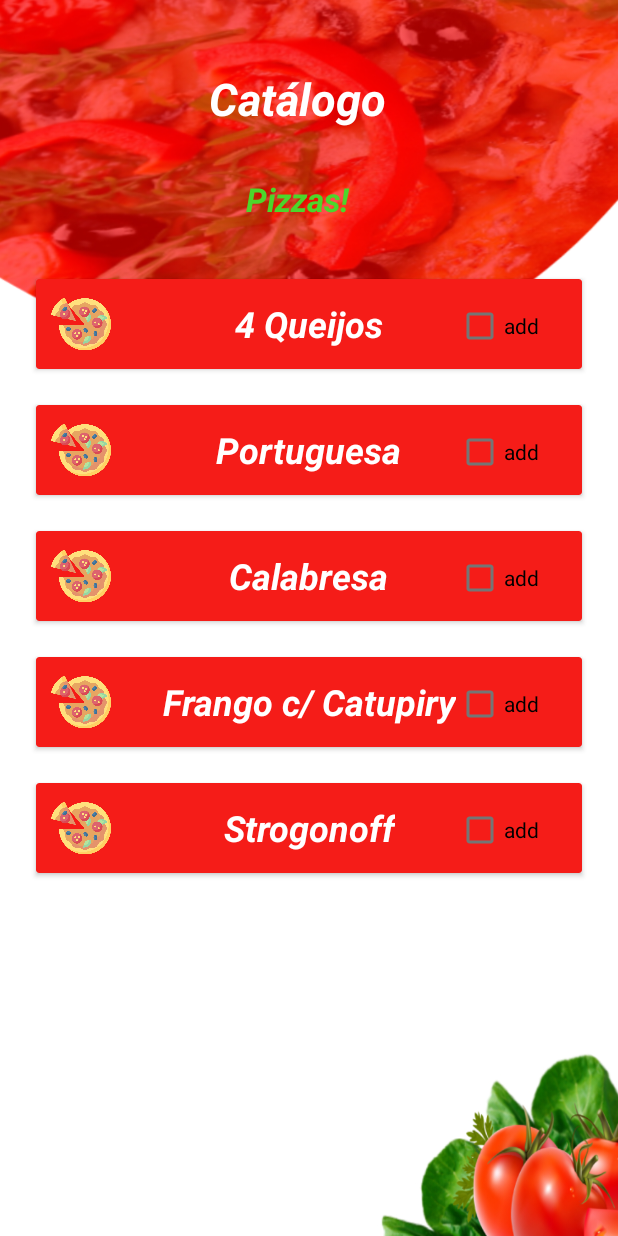
After one commit to gugapadilha/food-lovers-app, an Android app: the PizzaActivity screen opened directly, with no data from a screen before it, on a phone screen of 412 x 824 dp. The commit adds this screen. Run offline under Robolectric (Android 15) with nearby library versions, the phone set to English and light mode, and no system bars.

Commit message:
impPizzaLayout

```diff
--- a/app/src/main/AndroidManifest.xml
+++ b/app/src/main/AndroidManifest.xml
@@ -12,6 +12,9 @@
         <activity
             android:name=".CardapioActivity"
             android:exported="true" />
+        <activity android:name=".PizzaActivity"
+            android:exported="true"/>
+
         <activity
             android:name=".MainActivity"
             android:exported="true">
--- a/app/src/main/java/com/example/foodlovers/CardapioActivity.kt
+++ b/app/src/main/java/com/example/foodlovers/CardapioActivity.kt
@@ -1,11 +1,17 @@
 package com.example.foodlovers
 
+import android.content.Intent
 import androidx.appcompat.app.AppCompatActivity
 import android.os.Bundle
+import kotlinx.android.synthetic.main.activity_cardapio.*
 
 class CardapioActivity : AppCompatActivity() {
     override fun onCreate(savedInstanceState: Bundle?) {
         super.onCreate(savedInstanceState)
         setContentView(R.layout.activity_cardapio)
+
+        cv_pizza.setOnClickListener {
+            startActivity(Intent(this@CardapioActivity, PizzaActivity::class.java))
+        }
     }
 }
--- /dev/null
+++ b/app/src/main/java/com/example/foodlovers/PizzaActivity.kt
@@ -0,0 +1,11 @@
+package com.example.foodlovers
+
+import android.os.Bundle
+import androidx.appcompat.app.AppCompatActivity
+
+class PizzaActivity: AppCompatActivity() {
+    override fun onCreate(savedInstanceState: Bundle?) {
+        super.onCreate(savedInstanceState)
+        setContentView(R.layout.activity_pizza)
+    }
+}
--- /dev/null
+++ b/app/src/main/res/layout/activity_pizza.xml
@@ -0,0 +1,250 @@
+<?xml version="1.0" encoding="utf-8"?>
+<androidx.constraintlayout.widget.ConstraintLayout
+    xmlns:android="http://schemas.android.com/apk/res/android"
+    xmlns:app="http://schemas.android.com/apk/res-auto"
+    xmlns:tools="http://schemas.android.com/tools"
+    android:layout_width="match_parent"
+    android:layout_height="match_parent"
+    android:background="@drawable/loginbackground">
+
+    <TextView
+        android:id="@+id/tv_catalogo"
+        android:layout_width="match_parent"
+        android:layout_height="wrap_content"
+        android:layout_marginTop="45dp"
+        android:layout_marginEnd="16dp"
+        android:gravity="center"
+        android:text="Catálogo"
+        android:textColor="@color/white"
+        android:textSize="30sp"
+        android:textStyle="bold|normal|italic"
+        app:layout_constraintEnd_toEndOf="parent"
+        app:layout_constraintStart_toStartOf="parent"
+        app:layout_constraintTop_toTopOf="parent"
+        tools:ignore="MissingConstraints" />
+
+    <TextView
+        android:id="@+id/tv_pizzas_catalogo"
+        android:layout_width="match_parent"
+        android:layout_height="wrap_content"
+        android:layout_marginTop="32dp"
+        android:layout_marginEnd="16dp"
+        android:gravity="center"
+        android:text="Pizzas!"
+        android:textColor="@color/greenColor"
+        android:textSize="22sp"
+        android:textStyle="bold|normal|italic"
+        app:layout_constraintEnd_toEndOf="parent"
+        app:layout_constraintStart_toStartOf="parent"
+        app:layout_constraintTop_toBottomOf="@+id/tv_catalogo"
+        tools:ignore="MissingConstraints" />
+
+    <androidx.cardview.widget.CardView
+        android:id="@+id/cv_pizza_4queijos"
+        android:layout_width="0dp"
+        android:layout_height="60dp"
+        android:layout_marginStart="24dp"
+        android:layout_marginTop="100dp"
+        android:layout_marginEnd="24dp"
+        android:backgroundTint="@color/pepperColor"
+        app:layout_constraintEnd_toEndOf="parent"
+        app:layout_constraintHorizontal_bias="0.0"
+        app:layout_constraintStart_toStartOf="parent"
+        app:layout_constraintTop_toBottomOf="@+id/tv_catalogo">
+
+        <CheckBox
+            android:id="@+id/cb_pizza4_queijos"
+            android:layout_width="wrap_content"
+            android:layout_height="wrap_content"
+            android:layout_marginLeft="280dp"
+            android:layout_marginTop="7dp"
+            android:text="add" />
+
+        <TextView
+            android:id="@+id/pizza_4queijos"
+            android:layout_width="wrap_content"
+            android:layout_height="wrap_content"
+            android:layout_gravity="center"
+            android:gravity="center"
+            android:text="4 Queijos"
+            android:textColor="@color/white"
+            android:textSize="24sp"
+            android:textStyle="bold|normal|italic" />
+
+        <ImageView
+            android:layout_width="40dp"
+            android:layout_height="40dp"
+            android:layout_margin="10dp"
+            android:src="@drawable/pizza" />
+
+    </androidx.cardview.widget.CardView>
+
+    <androidx.cardview.widget.CardView
+        android:id="@+id/cv_pizza_portuguesa"
+        android:layout_width="0dp"
+        android:layout_height="60dp"
+        android:layout_marginStart="24dp"
+        android:layout_marginTop="24dp"
+        android:layout_marginEnd="24dp"
+        android:backgroundTint="@color/pepperColor"
+        app:layout_constraintEnd_toEndOf="parent"
+        app:layout_constraintHorizontal_bias="0.0"
+        app:layout_constraintStart_toStartOf="parent"
+        app:layout_constraintTop_toBottomOf="@+id/cv_pizza_4queijos"
+        tools:ignore="MissingConstraints">
+
+        <CheckBox
+            android:id="@+id/cb_pizza_portuguesa"
+            android:layout_width="wrap_content"
+            android:layout_height="wrap_content"
+            android:layout_marginLeft="280dp"
+            android:layout_marginTop="7dp"
+            android:text="add" />
+
+        <TextView
+            android:id="@+id/pizza"
+            android:layout_width="wrap_content"
+            android:layout_height="wrap_content"
+            android:layout_gravity="center"
+            android:gravity="center"
+            android:text="Portuguesa"
+            android:textColor="@color/white"
+            android:textSize="24sp"
+            android:textStyle="bold|normal|italic" />
+
+        <ImageView
+            android:layout_width="40dp"
+            android:layout_height="40dp"
+            android:layout_margin="10dp"
+            android:src="@drawable/pizza" />
+
+    </androidx.cardview.widget.CardView>
+
+    <androidx.cardview.widget.CardView
+        android:id="@+id/cv_pizza_calabresa"
+        android:layout_width="0dp"
+        android:layout_height="60dp"
+        android:layout_marginStart="24dp"
+        android:layout_marginTop="24dp"
+        android:layout_marginEnd="24dp"
+        android:backgroundTint="@color/pepperColor"
+        app:layout_constraintEnd_toEndOf="parent"
+        app:layout_constraintHorizontal_bias="0.0"
+        app:layout_constraintStart_toStartOf="parent"
+        app:layout_constraintTop_toBottomOf="@+id/cv_pizza_portuguesa"
+        tools:ignore="MissingConstraints">
+
+        <CheckBox
+            android:id="@+id/cb_pizza_calabresa"
+            android:layout_width="wrap_content"
+            android:layout_height="wrap_content"
+            android:layout_marginLeft="280dp"
+            android:layout_marginTop="7dp"
+            android:text="add" />
+
+        <TextView
+            android:id="@+id/pizza"
+            android:layout_width="wrap_content"
+            android:layout_height="wrap_content"
+            android:layout_gravity="center"
+            android:gravity="center"
+            android:text="Calabresa"
+            android:textColor="@color/white"
+            android:textSize="24sp"
+            android:textStyle="bold|normal|italic"
+            tools:ignore="DuplicateIds" />
+
+        <ImageView
+            android:layout_width="40dp"
+            android:layout_height="40dp"
+            android:layout_margin="10dp"
+            android:src="@drawable/pizza" />
+
+    </androidx.cardview.widget.CardView>
+
+
+    <androidx.cardview.widget.CardView
+        android:id="@+id/cv_pizza_frango"
+        android:layout_width="0dp"
+        android:layout_height="60dp"
+        android:layout_marginStart="24dp"
+        android:layout_marginTop="24dp"
+        android:layout_marginEnd="24dp"
+        android:backgroundTint="@color/pepperColor"
+        app:layout_constraintEnd_toEndOf="parent"
+        app:layout_constraintHorizontal_bias="0.0"
+        app:layout_constraintStart_toStartOf="parent"
+        app:layout_constraintTop_toBottomOf="@+id/cv_pizza_calabresa"
+        tools:ignore="MissingConstraints">
+
+        <CheckBox
+            android:id="@+id/cb_pizza_frango"
+            android:layout_width="wrap_content"
+            android:layout_height="wrap_content"
+            android:layout_marginLeft="280dp"
+            android:layout_marginTop="7dp"
+            android:text="add" />
+
+        <TextView
+            android:id="@+id/pizza"
+            android:layout_width="wrap_content"
+            android:layout_height="wrap_content"
+            android:layout_gravity="center"
+            android:gravity="center"
+            android:text="Frango c/ Catupiry"
+            android:textColor="@color/white"
+            android:textSize="24sp"
+            android:textStyle="bold|normal|italic"
+            tools:ignore="DuplicateIds" />
+
+        <ImageView
+            android:layout_width="40dp"
+            android:layout_height="40dp"
+            android:layout_margin="10dp"
+            android:src="@drawable/pizza" />
+
+    </androidx.cardview.widget.CardView>
+
+    <androidx.cardview.widget.CardView
+        android:id="@+id/cv_pizza_strogonoff"
+        android:layout_width="0dp"
+        android:layout_height="60dp"
+        android:layout_marginStart="24dp"
+        android:layout_marginTop="24dp"
+        android:layout_marginEnd="24dp"
+        android:backgroundTint="@color/pepperColor"
+        app:layout_constraintEnd_toEndOf="parent"
+        app:layout_constraintHorizontal_bias="0.0"
+        app:layout_constraintStart_toStartOf="parent"
+        app:layout_constraintTop_toBottomOf="@+id/cv_pizza_frango"
+        tools:ignore="MissingConstraints">
+
+        <CheckBox
+            android:id="@+id/cb_pizza_strogonoff"
+            android:layout_width="wrap_content"
+            android:layout_height="wrap_content"
+            android:layout_marginLeft="280dp"
+            android:layout_marginTop="7dp"
+            android:text="add" />
+
+        <TextView
+            android:id="@+id/pizza"
+            android:layout_width="wrap_content"
+            android:layout_height="wrap_content"
+            android:layout_gravity="center"
+            android:gravity="center"
+            android:text="Strogonoff"
+            android:textColor="@color/white"
+            android:textSize="24sp"
+            android:textStyle="bold|normal|italic"
+            tools:ignore="DuplicateIds" />
+
+        <ImageView
+            android:layout_width="40dp"
+            android:layout_height="40dp"
+            android:layout_margin="10dp"
+            android:src="@drawable/pizza" />
+
+    </androidx.cardview.widget.CardView>
+
+</androidx.constraintlayout.widget.ConstraintLayout>
```
